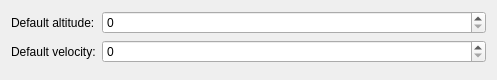
First picture: the form in src/Plugin/src/Import/GPXImport/src/GPXImportOptionWidget.ui, repository till213/SkyDolly, before the edit.
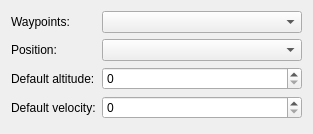
Second picture: the form after the edit.

Commit message: Add waypoint/position selection settings

Diff of the .ui file:
```diff
--- a/src/Plugin/src/Import/GPXImport/src/GPXImportOptionWidget.ui
+++ b/src/Plugin/src/Import/GPXImport/src/GPXImportOptionWidget.ui
@@ -6,8 +6,8 @@
    <rect>
     <x>0</x>
     <y>0</y>
-    <width>497</width>
-    <height>80</height>
+    <width>309</width>
+    <height>134</height>
    </rect>
   </property>
   <property name="windowTitle">
@@ -15,20 +15,70 @@
   </property>
   <layout class="QFormLayout" name="formLayout">
    <item row="0" column="0">
+    <widget class="QLabel" name="label_2">
+     <property name="text">
+      <string>Waypoints:</string>
+     </property>
+    </widget>
+   </item>
+   <item row="0" column="1">
+    <widget class="QComboBox" name="waypointSelectionComboBox">
+     <property name="minimumSize">
+      <size>
+       <width>200</width>
+       <height>0</height>
+      </size>
+     </property>
+     <property name="toolTip">
+      <string>Select the GPX element (waypoint, route or track) to import as waypoints</string>
+     </property>
+    </widget>
+   </item>
+   <item row="1" column="0">
+    <widget class="QLabel" name="label_3">
+     <property name="text">
+      <string>Position:</string>
+     </property>
+    </widget>
+   </item>
+   <item row="1" column="1">
+    <widget class="QComboBox" name="positionSelectionComboBox">
+     <property name="minimumSize">
+      <size>
+       <width>200</width>
+       <height>0</height>
+      </size>
+     </property>
+     <property name="toolTip">
+      <string>Select the GPX element (waypoint, route or track) to import as positions</string>
+     </property>
+    </widget>
+   </item>
+   <item row="2" column="0">
     <widget class="QLabel" name="altitudeLabel">
      <property name="text">
       <string>Default altitude:</string>
      </property>
     </widget>
    </item>
-   <item row="2" column="0">
+   <item row="2" column="1">
+    <widget class="QSpinBox" name="defaultAltitudeSpinBox">
+     <property name="minimumSize">
+      <size>
+       <width>200</width>
+       <height>0</height>
+      </size>
+     </property>
+    </widget>
+   </item>
+   <item row="3" column="0">
     <widget class="QLabel" name="label">
      <property name="text">
       <string>Default velocity:</string>
      </property>
     </widget>
    </item>
-   <item row="2" column="1">
+   <item row="3" column="1">
     <widget class="QSpinBox" name="defaultVelocitySpinBox">
      <property name="minimumSize">
       <size>
@@ -41,16 +91,6 @@
      </property>
     </widget>
    </item>
-   <item row="0" column="1">
-    <widget class="QSpinBox" name="defaultAltitudeSpinBox">
-     <property name="minimumSize">
-      <size>
-       <width>200</width>
-       <height>0</height>
-      </size>
-     </property>
-    </widget>
-   </item>
   </layout>
  </widget>
  <resources/>
```
The commit also changes 10 other files.
